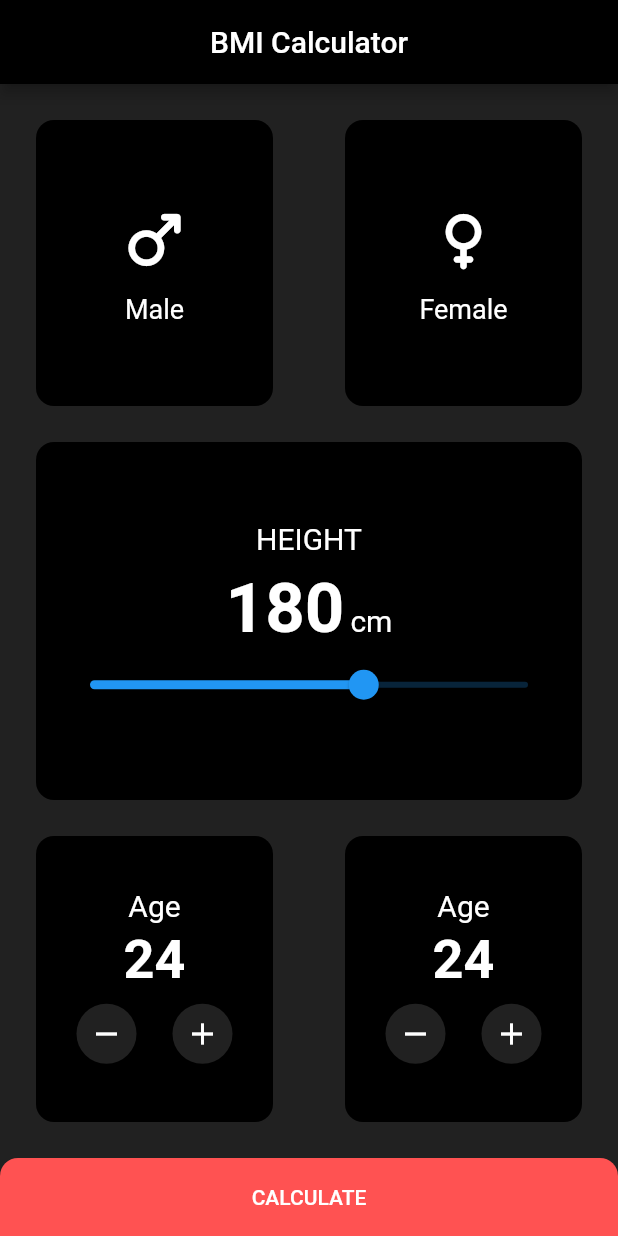
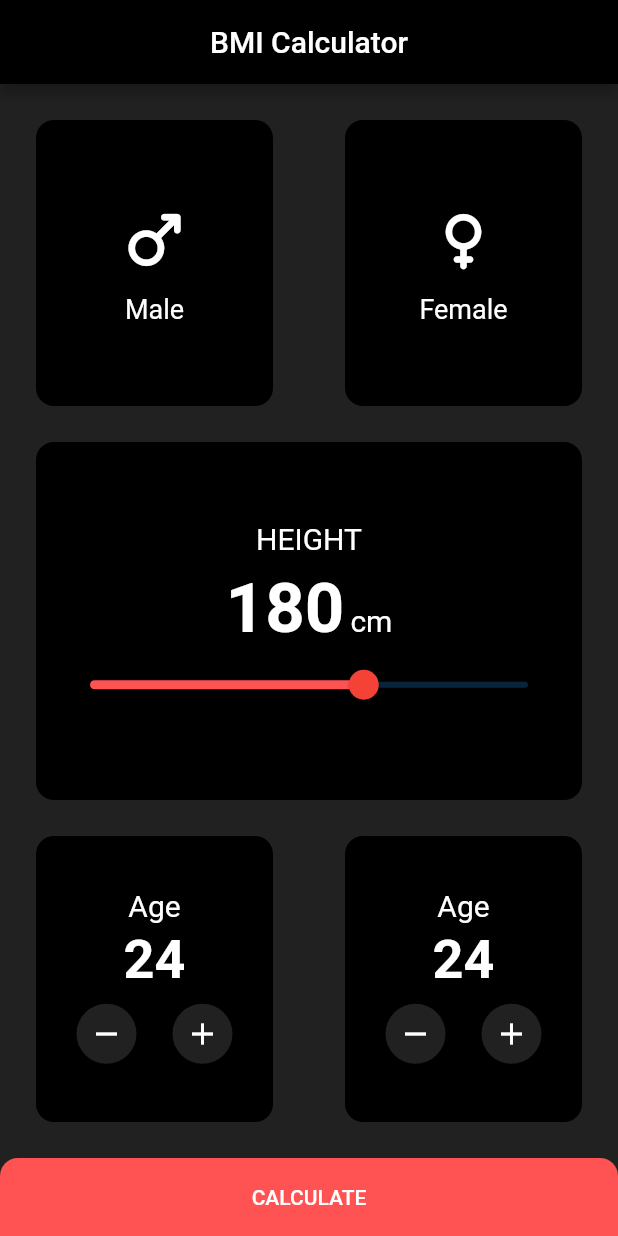
Before and after one commit to ojpro/flutter_learning_app, a Flutter app: the screen it shows after launch, on a phone screen of 412 x 824 dp. Run offline on Flutter 3.47's test engine with Material 2 defaults, Android fonts, the phone set to English and light mode, and no system bars.

Commit message:
change slider color

```diff
--- a/lib/bmi_calculator.dart
+++ b/lib/bmi_calculator.dart
@@ -137,6 +137,8 @@ class _BMICalculatorState extends State<BMICalculator> {
                         value: 180.0,
                         max: 240.0,
                         min: 80.0,
+                        thumbColor: Colors.red,
+                        activeColor: Colors.redAccent,
                         onChanged: (value) {
                           print(value.round());
                         })
```
